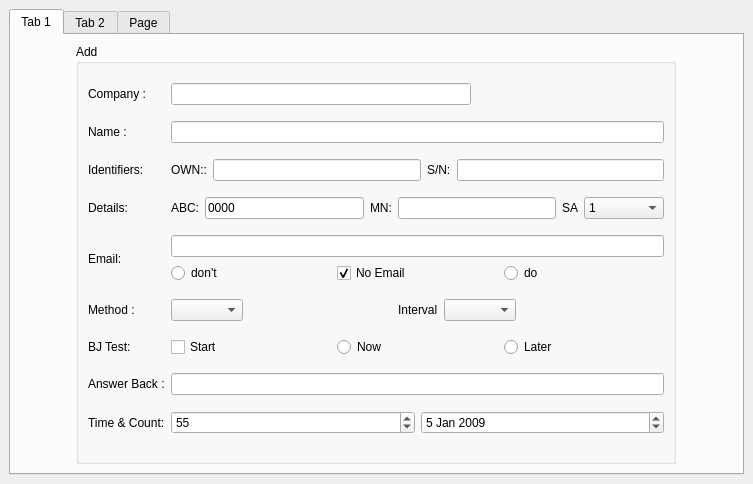
Above: xml/sample/draw/Add.ui from arskom/JsQt before the change. Below: the same form after it.
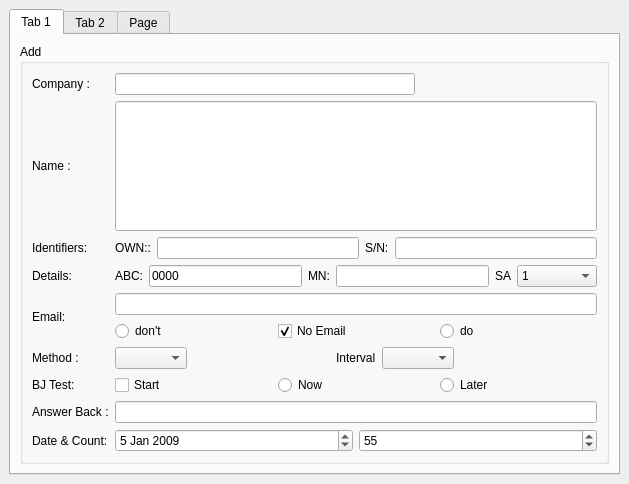
That is the form after the change.

Commit message: bridging default values of qx and qt. containers should get AllowGrow{X,Y} from their children, to be fixed.

```diff
--- a/xml/sample/draw/Add.ui
+++ b/xml/sample/draw/Add.ui
@@ -5,7 +5,7 @@
    <rect>
     <x>0</x>
     <y>0</y>
-    <width>753</width>
+    <width>629</width>
     <height>484</height>
    </rect>
   </property>
@@ -88,7 +88,14 @@
             </widget>
            </item>
            <item row="1" column="2" >
-            <widget class="QLineEdit" name="edtName" />
+            <widget class="QLineEdit" name="edtName" >
+             <property name="sizePolicy" >
+              <sizepolicy vsizetype="Expanding" hsizetype="Expanding" >
+               <horstretch>0</horstretch>
+               <verstretch>0</verstretch>
+              </sizepolicy>
+             </property>
+            </widget>
            </item>
            <item row="2" column="0" >
             <widget class="QLabel" name="lblIdentifers" >
@@ -323,28 +330,12 @@
            <item row="8" column="0" >
             <widget class="QLabel" name="label" >
              <property name="text" >
-              <string>Time &amp; Count:</string>
+              <string>Date &amp; Count:</string>
              </property>
             </widget>
            </item>
            <item row="8" column="2" >
             <layout class="QHBoxLayout" name="horizontalLayout_4" >
-             <item>
-              <widget class="QSpinBox" name="spinBox" >
-               <property name="minimum" >
-                <number>44</number>
-               </property>
-               <property name="maximum" >
-                <number>88</number>
-               </property>
-               <property name="singleStep" >
-                <number>4</number>
-               </property>
-               <property name="value" >
-                <number>55</number>
-               </property>
-              </widget>
-             </item>
              <item>
               <widget class="QDateEdit" name="dateEdit" >
                <property name="dateTime" >
@@ -359,6 +350,22 @@
                </property>
               </widget>
              </item>
+             <item>
+              <widget class="QSpinBox" name="spinBox" >
+               <property name="minimum" >
+                <number>44</number>
+               </property>
+               <property name="maximum" >
+                <number>88</number>
+               </property>
+               <property name="singleStep" >
+                <number>4</number>
+               </property>
+               <property name="value" >
+                <number>55</number>
+               </property>
+              </widget>
+             </item>
             </layout>
            </item>
            <item row="4" column="2" >
```
Left out of the diff: 6 changed lines with no effect on the pictures. The commit also changes 5 other files.
